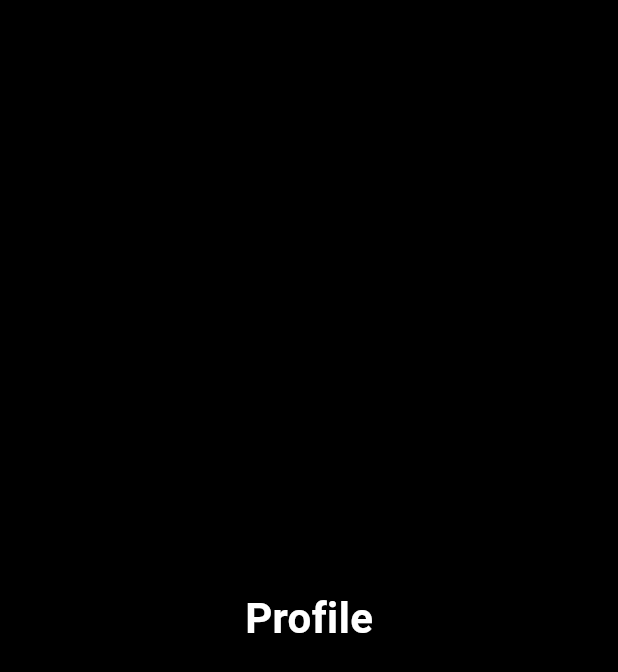
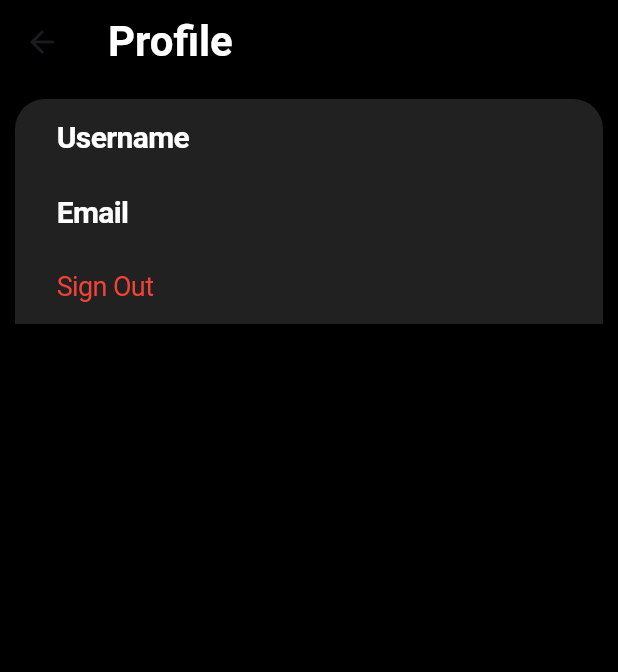
Before and after one commit to ProgrammingWithGaurav/Flixify_Movie_App, a Flutter app: the ProfilePage screen opened by its route, on a phone screen of 412 x 824 dp. Shown: the top 672 px of the screen. Run offline on Flutter 3.47's test engine with Material 3 defaults, Android fonts, the phone set to English and light mode, and no system bars; our stand-ins replace firebase_auth, firebase_core, google_sign_in; accounts and stored records are empty; network calls fail.

Commit message:
Add Auth, Fetch Movie, Profile Page, Features 🎧✨✨

```diff
--- a/lib/components/Profile.dart
+++ b/lib/components/Profile.dart
@@ -1,17 +1,79 @@
+import 'package:firebase_auth/firebase_auth.dart';
+import 'package:flixify_movie_app/pages/Auth.dart';
+import 'package:flutter/cupertino.dart';
 import 'package:flutter/material.dart';
 
 class ProfilePage extends StatelessWidget {
-  const ProfilePage({super.key});
+  ProfilePage({super.key});
+
+  // get the user
+  final user = FirebaseAuth.instance.currentUser;
 
   @override
   Widget build(BuildContext context) {
     return Scaffold(
         backgroundColor: Colors.black,
-        body: Center(
-            child: Text(
-          "Profile",
-          style: TextStyle(
-              fontSize: 28, fontWeight: FontWeight.bold, color: Colors.white),
-        )));
+        appBar: AppBar(
+          backgroundColor: Colors.black,
+          title: Text("Profile",
+              style: TextStyle(
+                  fontSize: 28,
+                  color: Colors.white,
+                  fontWeight: FontWeight.bold)),
+        ),
+        body: Padding(
+          padding: const EdgeInsets.all(10.0),
+          child: ClipRRect(
+            borderRadius: BorderRadius.circular(20),
+            child: Column(
+              // cupertino style list setting
+              children: [
+                CupertinoListTile.notched(
+                  backgroundColor: Colors.grey.shade900,
+                  title: const Text('Username',
+                      style: TextStyle(
+                          color: Colors.white,
+                          fontWeight: FontWeight.bold,
+                          fontSize: 20)),
+                  additionalInfo: Text(
+                    user?.displayName ?? "",
+                    style: TextStyle(color: Colors.grey.shade500),
+
+                    // email
+                  ),
+                ),
+                // email
+                CupertinoListTile.notched(
+                  backgroundColor: Colors.grey.shade900,
+                  title: const Text('Email',
+                      style: TextStyle(
+                          color: Colors.white,
+                          fontWeight: FontWeight.bold,
+                          fontSize: 20)),
+                  additionalInfo: Text(
+                    user?.email ?? "",
+                    style: TextStyle(color: Colors.grey.shade500),
+                  ),
+                ),
+                // sign out button
+                CupertinoListTile.notched(
+                  backgroundColor: Colors.grey.shade900,
+                  title: const Text('Sign Out',
+                      style: TextStyle(color: Colors.red, fontSize: 18)),
+                  onTap: () async {
+                    await FirebaseAuth.instance.signOut();
+                    // push to auth page
+                    Navigator.pushReplacement(
+                        context,
+                        MaterialPageRoute(
+                            builder: (context) => AuthPage(
+                                  key: UniqueKey(),
+                                )));
+                  },
+                ),
+              ],
+            ),
+          ),
+        ));
   }
 }
--- /dev/null
+++ b/lib/config/api_key.dart
@@ -0,0 +1 @@
+String API_KEY = "";
--- a/pubspec.yaml
+++ b/pubspec.yaml
@@ -36,6 +36,11 @@ dependencies:
   # Use with the CupertinoIcons class for iOS style icons.
   cupertino_icons: ^1.0.2
   provider: ^6.1.2
+  firebase_auth: ^4.17.6
+  firebase_core: ^2.25.5
+  http: ^1.2.0
+  google_sign_in: ^6.2.1
+  tmdb_api: ^2.2.0
 
 dev_dependencies:
   flutter_test:
```
Also changed, not shown: lib/components/Categories.dart (+10 -17 lines), lib/components/MovieCard.dart (+16 -25 lines), lib/main.dart (+8 -2 lines), lib/model/Movie.dart (added, +72 -0 lines), lib/pages/Auth.dart (+37 -4 lines), lib/pages/Home.dart (+19 -41 lines), lib/providers/Home.dart (+30 -1 lines), lib/utils/utils.dart (added, +50 -0 lines), lib/firebase_options.dart (added), pubspec.lock, 6 other files.
